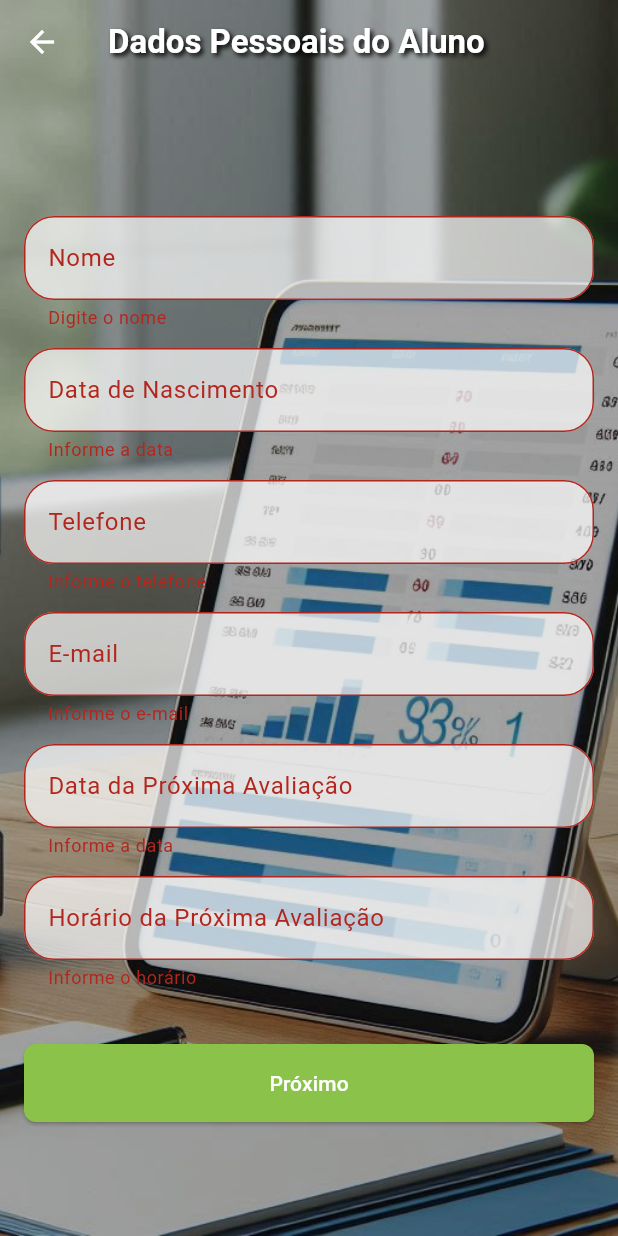
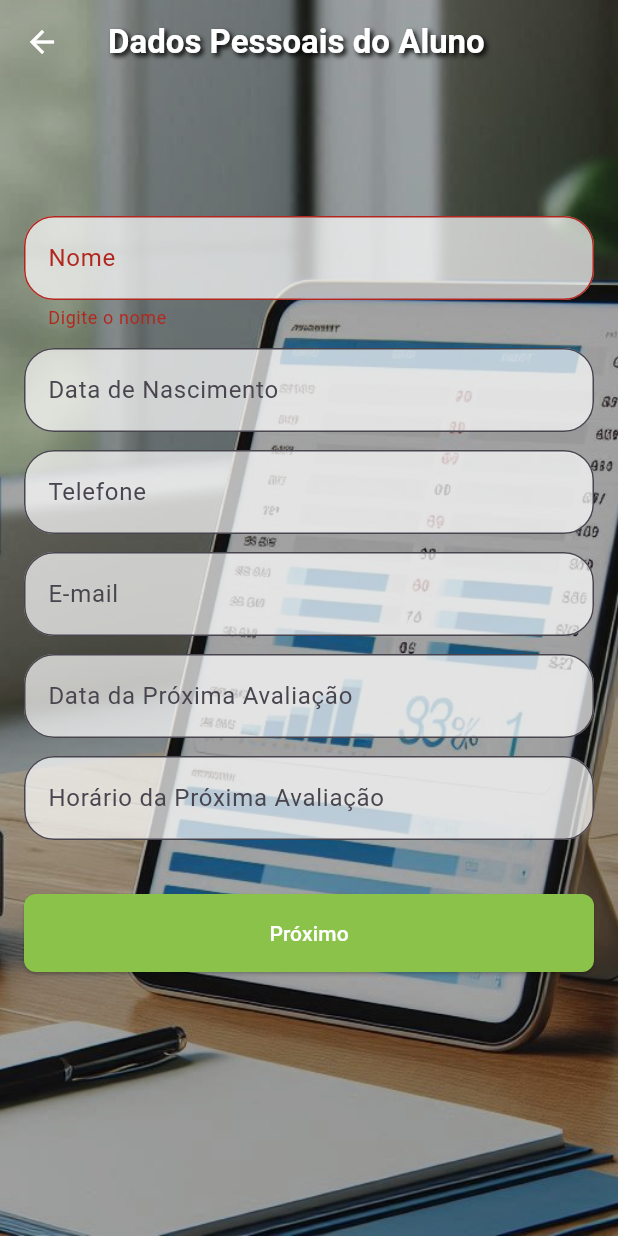
Before and after one commit to ZampiereMaciente/projeto_final_personal_trainer_movel, a Flutter app: the NovaAvaliacao screen opened directly, after a tap on "Próximo", on a phone screen of 412 x 824 dp. Run offline on Flutter 3.47's test engine with Material 3 defaults, Android fonts, the light colour scheme and no system bars; our stand-ins replace mask_text_input_formatter, open_filex, pdf.

Commit message:
Ultima alteracao 16-07-2025

```diff
--- a/projeto_final_personal_trainer/lib/controle/fechar_app_controle.dart
+++ b/projeto_final_personal_trainer/lib/controle/fechar_app_controle.dart
@@ -1,5 +1,6 @@
 import 'dart:io';
 import 'package:flutter/material.dart';
+import 'package:flutter/services.dart';
 
 class FecharApp {
   static void fecharApp(BuildContext context) async {
@@ -22,7 +23,9 @@ class FecharApp {
     );
 
     if (confirmar == true) {
-      exit(0);
+      //exit(0);
+      // Use SystemNavigator.pop() para fechar o app de forma mais robusta.
+      SystemNavigator.pop();
     }
   }
 }
--- a/projeto_final_personal_trainer/lib/modelo/gerador_pdf.dart
+++ b/projeto_final_personal_trainer/lib/modelo/gerador_pdf.dart
@@ -46,6 +46,8 @@ class GeradorPdf {
       ),
     );
 
+    // retorna um Directory que aponta para um local no sistema de arquivos do
+    // dispositivo que é exclusivo para o seu aplicativo.
     final dir = await getApplicationDocumentsDirectory();
     final timestamp = DateTime.now().toIso8601String().replaceAll(RegExp(r'[:.]'), '-');
     final fileName = '${nomeAluno.replaceAll(" ", "_")}_$timestamp.pdf';
--- a/projeto_final_personal_trainer/lib/visao/nova_avaliacao.dart
+++ b/projeto_final_personal_trainer/lib/visao/nova_avaliacao.dart
@@ -142,9 +142,9 @@ class _NovaAvaliacaoState extends State<NovaAvaliacao> {
                           keyboardType: TextInputType.number,
                           inputFormatters: [FormatadoresInput.data],
                           validator: (value) {
-                            if (value == null || value.isEmpty) return 'Informe a data';
-                            final digits = value.replaceAll(RegExp(r'[^0-9]'), '');
-                            if (digits.length != 8) return 'Data incompleta';
+                            // if (value == null || value.isEmpty) return 'Informe a data';
+                            // final digits = value.replaceAll(RegExp(r'[^0-9]'), '');
+                            // if (digits.length != 8) return 'Data incompleta';
                             return null;
                           },
                         ),
@@ -155,18 +155,24 @@ class _NovaAvaliacaoState extends State<NovaAvaliacao> {
                           keyboardType: TextInputType.phone,
                           inputFormatters: [FormatadoresInput.telefone],
                           validator: (value) {
-                            if (value == null || value.isEmpty) return 'Informe o telefone';
-                            final digits = value.replaceAll(RegExp(r'[^0-9]'), '');
-                            if (digits.length < 10) return 'Telefone inválido';
+                            // if (value == null || value.isEmpty) return 'Informe o telefone';
+                            // final digits = value.replaceAll(RegExp(r'[^0-9]'), '');
+                            // if (digits.length < 10) return 'Telefone inválido';
                             return null;
                           },
                         ),
                         _buildTextField(
                           controller: emailController,
                           label: "E-mail",
+                          hint: "email@.com",
                           keyboardType: TextInputType.emailAddress,
                           validator: (value) {
-                            if (value == null || value.isEmpty) return 'Informe o e-mail';
+                            // if (value == null || value.isEmpty) return 'Informe o e-mail';
+
+                            if (value == null || value.isEmpty) {
+                              return null;
+                            }
+
                             if (!value.contains('@') || !value.contains('.')) {
                               return 'E-mail inválido';
                             }
@@ -180,9 +186,9 @@ class _NovaAvaliacaoState extends State<NovaAvaliacao> {
                           keyboardType: TextInputType.number,
                           inputFormatters: [FormatadoresInput.data],
                           validator: (value) {
-                            if (value == null || value.isEmpty) return 'Informe a data';
-                            final digits = value.replaceAll(RegExp(r'[^0-9]'), '');
-                            if (digits.length != 8) return 'Data incompleta';
+                            // if (value == null || value.isEmpty) return 'Informe a data';
+                            // final digits = value.replaceAll(RegExp(r'[^0-9]'), '');
+                            // if (digits.length != 8) return 'Data incompleta';
                             return null;
                           },
                         ),
@@ -193,10 +199,10 @@ class _NovaAvaliacaoState extends State<NovaAvaliacao> {
                           keyboardType: TextInputType.number,
                           inputFormatters: [FormatadoresInput.hora], // Usando o formatador de hora
                           validator: (value) {
-                            if (value == null || value.isEmpty) return 'Informe o horário';
-                            final digits = value.replaceAll(RegExp(r'[^0-9]'), '');
-                            // Alterando a verificação para aceitar o formato HH:mm
-                            if (digits.length != 4) return 'Horário incompleto. Exemplo: 08:30';
+                            // if (value == null || value.isEmpty) return 'Informe o horário';
+                            // final digits = value.replaceAll(RegExp(r'[^0-9]'), '');
+                            // // Alterando a verificação para aceitar o formato HH:mm
+                            // if (digits.length != 4) return 'Horário incompleto. Exemplo: 08:30';
                             return null;
                           },
                         ),
--- a/projeto_final_personal_trainer/lib/visao/rainbow_text.dart
+++ b/projeto_final_personal_trainer/lib/visao/rainbow_text.dart
@@ -17,6 +17,7 @@ class RainbowText extends StatefulWidget {
 class _RainbowTextState extends State<RainbowText>
     with SingleTickerProviderStateMixin {
   late AnimationController _controller;
+  // Declara um objeto Animation que representa o valor animado
   late Animation<double> _animation;
 
   @override
@@ -28,6 +29,7 @@ class _RainbowTextState extends State<RainbowText>
     _animation = Tween<double>(begin: 0, end: 2 * 3.1415).animate(_controller);
   }
 
+  // liberar o AnimationController para evitar vazamentos de memória.
   @override
   void dispose() {
     _controller.dispose();
@@ -39,6 +41,7 @@ class _RainbowTextState extends State<RainbowText>
     return AnimatedBuilder(
       animation: _animation,
       builder: (context, child) {
+        // especie de gradiante
         return ShaderMask(
           shaderCallback: (Rect bounds) {
             return LinearGradient(
@@ -53,6 +56,7 @@ class _RainbowTextState extends State<RainbowText>
               ],
               begin: Alignment.centerLeft,
               end: Alignment.centerRight,
+              // realiza a rotacao usando _animation.value no valor de 0 a 2 * pi
               transform: GradientRotation(_animation.value),
             ).createShader(bounds);
           },
--- a/projeto_final_personal_trainer/pubspec.yaml
+++ b/projeto_final_personal_trainer/pubspec.yaml
@@ -61,6 +61,9 @@ flutter:
     - assets/images/academia2.png
     - assets/images/academia6.png
     - assets/images/academia8.png
+    - assets/images/logo.png
+    - assets/images/logo2.png
+    - assets/images/logo3.png
 
   # The following line ensures that the Material Icons font is
   # included with your application, so that you can use the icons in
```
Also changed, not shown: projeto_final_personal_trainer/lib/visao/dados_antropometria.dart (+6 -5 lines), projeto_final_personal_trainer/lib/visao/tela_inicial.dart (+15 -3 lines), projeto_final_personal_trainer/assets/images/logo.png (added), projeto_final_personal_trainer/assets/images/logo2.png (added), projeto_final_personal_trainer/assets/images/logo3.png (added).
